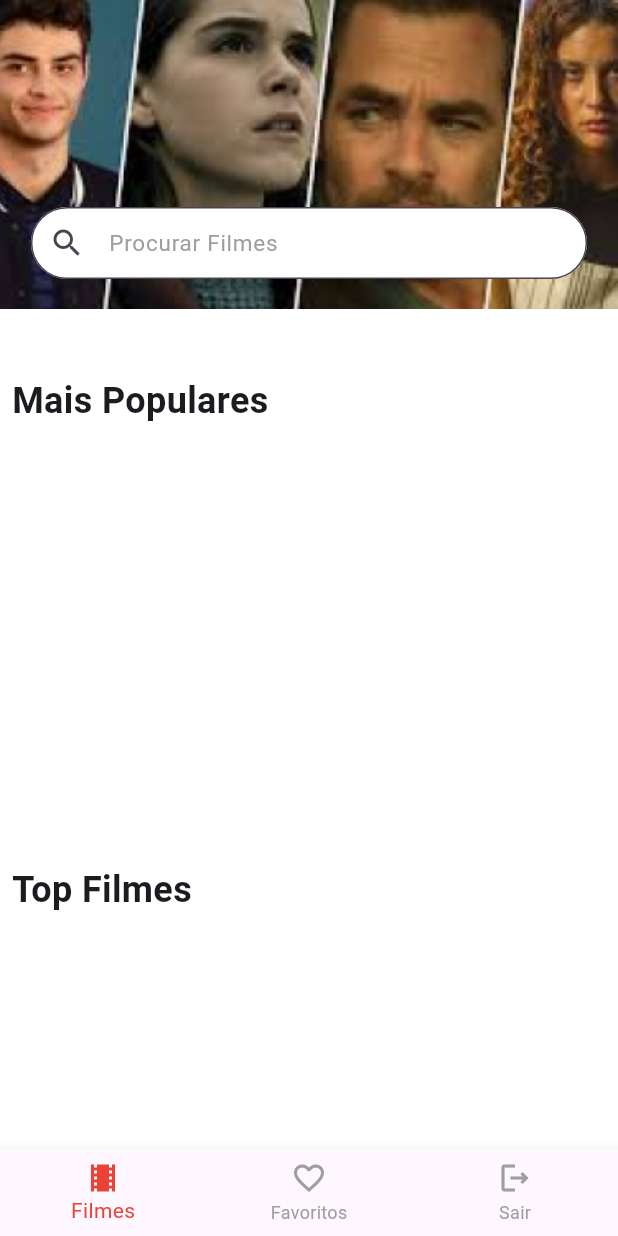
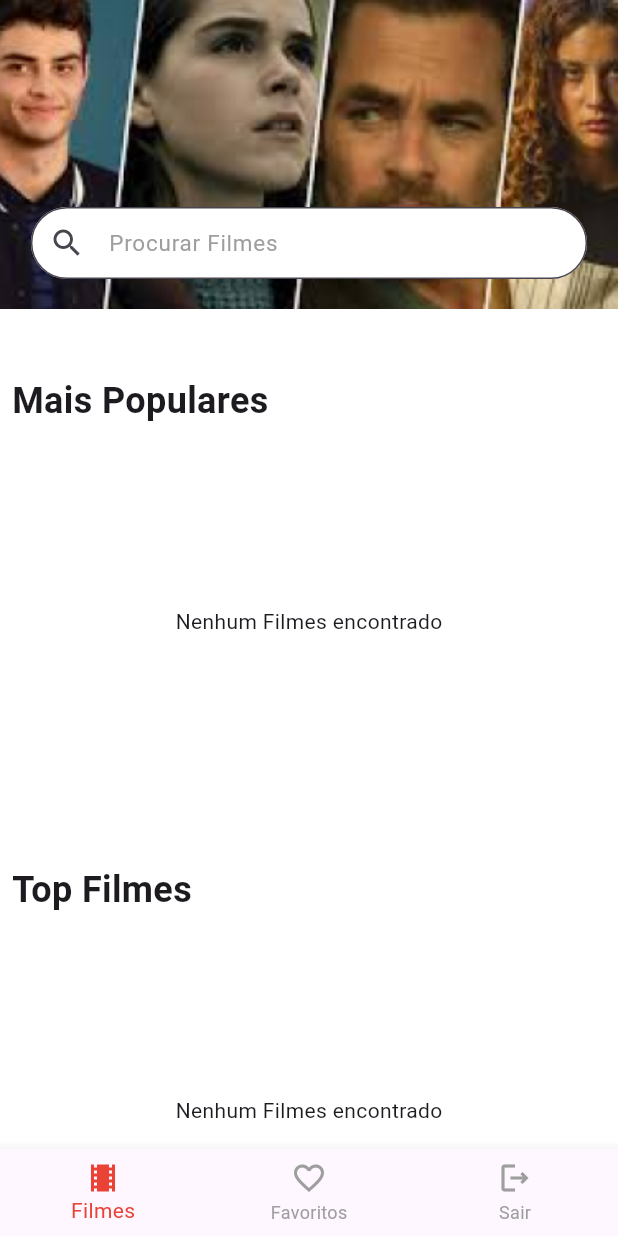
Before and after one commit to JMGatsDev/Catalogo-de-Filmes, a Flutter app: the screen it shows once a user with an empty profile is signed in, on a phone screen of 412 x 824 dp. Run offline on Flutter 3.47's test engine with Material 3 defaults, Android fonts, the phone set to English and light mode, and no system bars; our stand-ins replace cloud_firestore, firebase_auth, firebase_core, firebase_remote_config, flutter_rating_stars, flutter_signin_button and 3 more; accounts and stored records are empty; network calls fail.

Commit message:
Atualização no carregamento dos filmes

```diff
--- a/lib/application/ui/widgets/movie_card.dart
+++ b/lib/application/ui/widgets/movie_card.dart
@@ -3,6 +3,7 @@ import 'package:app_filmes/application/ui/theme_extensions.dart';
 import 'package:flutter/material.dart';
 import 'package:get/get.dart';
 import 'package:intl/intl.dart';
+import 'package:transparent_image/transparent_image.dart';
 
 class MovieCard extends StatelessWidget {
   MovieCard({super.key, required this.movie, required this.favoriteCallBack});
@@ -31,11 +32,12 @@ class MovieCard extends StatelessWidget {
                   child: ClipRRect(
                     borderRadius: BorderRadius.circular(20),
                     clipBehavior: Clip.antiAlias,
-                    child: Image.network(
+                    child: FadeInImage.memoryNetwork(
+                      placeholder: kTransparentImage,
                         width: Get.width * 0.37,
                         height: Get.height * 0.21,
                         fit: BoxFit.cover,
-                        'https://image.tmdb.org/t/p/w200${movie.posterPath}'),
+                        image: 'https://image.tmdb.org/t/p/w200${movie.posterPath}'),
                   ),
                 ),
                 SizedBox(
--- a/lib/modules/movie_detail/widget/movie_detail_header.dart
+++ b/lib/modules/movie_detail/widget/movie_detail_header.dart
@@ -1,5 +1,6 @@
 import 'package:app_filmes/application/models/movie_detail_model.dart';
 import 'package:flutter/material.dart';
+import 'package:transparent_image/transparent_image.dart';
 
 class MovieDetailHeader extends StatelessWidget {
   final MovieDetailModel? movieDetailModel;
@@ -23,7 +24,7 @@ class MovieDetailHeader extends StatelessWidget {
             final image = movieData.urlImages[index];
             return Padding(
               padding: const EdgeInsets.all(2),
-              child: Image.network(image),
+              child: FadeInImage.memoryNetwork(image: image,placeholder: kTransparentImage,),
             );
           },
         ),
--- a/lib/modules/movies/widgets/movies_grup.dart
+++ b/lib/modules/movies/widgets/movies_grup.dart
@@ -24,8 +24,9 @@ class MoviesGrup extends GetView<MoviesController> {
             style: const TextStyle(fontSize: 24, fontWeight: FontWeight.bold),
           ),
           SizedBox(
-              height: Get.height * 0.315,
-              child: Obx(() {
+            height: Get.height * 0.315,
+            child: Obx(() {
+              if (movies.isNotEmpty) {
                 return ListView.builder(
                     scrollDirection: Axis.horizontal,
                     shrinkWrap: true,
@@ -37,7 +38,14 @@ class MoviesGrup extends GetView<MoviesController> {
                           favoriteCallBack: () =>
                               controller.favoriteMovie(movie));
                     });
-              }),), //shrinkWrap Recalcula o tamanho do list
+              } else {
+                return Container(
+                  alignment: Alignment.center,
+                  child: Text('Nenhum Filmes encontrado'),
+                );
+              }
+            }),
+          ), //shrinkWrap Recalcula o tamanho do list
         ],
       ),
     );
--- a/pubspec.yaml
+++ b/pubspec.yaml
@@ -42,6 +42,7 @@ dependencies:
   intl: ^0.19.0
   flutter_rating_stars: ^1.1.0
   cloud_firestore: ^4.16.0
+  transparent_image: ^2.0.1
 
 dev_dependencies:
   flutter_test:
```
Also changed, not shown: pubspec.lock.
